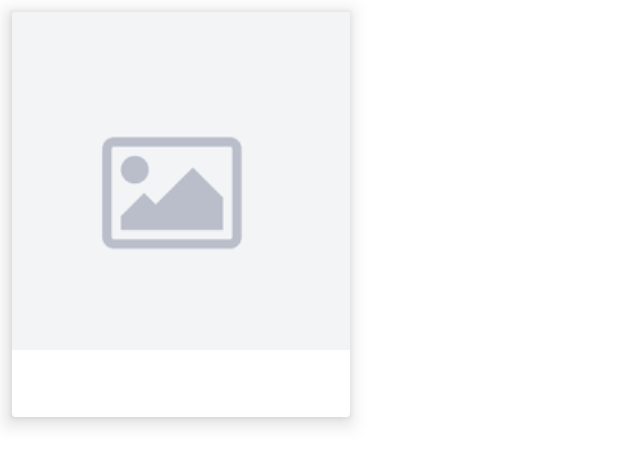
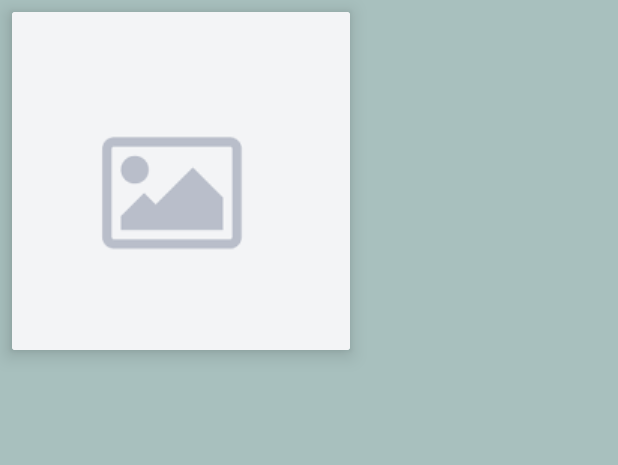
Before and after one commit to mardearc/MovieLife, an Android app: the layout item_pelicula.xml on its own in the app's theme, with its tools: preview values and no code run, on a phone screen of 412 x 824 dp. Shown: the top 465 px of the screen. Run offline under Robolectric (Android 15) with nearby library versions, the phone set to English and light mode, and no system bars.

Commit message:
[ADD] Design styles

```diff
--- a/app/src/main/java/com/example/movielife/ui/watchlist/WatchlistFragment.kt
+++ b/app/src/main/java/com/example/movielife/ui/watchlist/WatchlistFragment.kt
@@ -51,7 +51,7 @@ class WatchlistFragment : Fragment() {
     private fun initUI() {
         adapter = PeliculaAdapter { navigateToDetail(it) }
         binding.recyclerView.setHasFixedSize(true)
-        binding.recyclerView.layoutManager = GridLayoutManager(requireContext(), 2)
+        binding.recyclerView.layoutManager = GridLayoutManager(requireContext(), 4)
         binding.recyclerView.adapter = adapter
         searchWatchlist()
     }
--- a/app/src/main/res/drawable/side_nav_bar.xml
+++ b/app/src/main/res/drawable/side_nav_bar.xml
@@ -3,7 +3,7 @@
     <gradient
         android:angle="135"
         android:centerColor="#009688"
-        android:endColor="#00695C"
-        android:startColor="#4DB6AC"
+        android:endColor="@color/green_principal"
+        android:startColor="#03BFBF"
         android:type="linear" />
 </shape>
--- a/app/src/main/res/layout/activity_login.xml
+++ b/app/src/main/res/layout/activity_login.xml
@@ -45,7 +45,7 @@
 
     <Button
         android:id="@+id/btnGoogleSignIn"
-        android:layout_width="wrap_content"
+        android:layout_width="match_parent"
         android:layout_height="wrap_content"
         android:text="Iniciar con Google"
         android:drawableStart="@android:drawable/ic_menu_share"
--- a/app/src/main/res/layout/item_pelicula.xml
+++ b/app/src/main/res/layout/item_pelicula.xml
@@ -3,24 +3,20 @@
     xmlns:app="http://schemas.android.com/apk/res-auto"
     xmlns:tools="http://schemas.android.com/tools"
     android:layout_width="wrap_content"
-    android:layout_height="270dp"
+    android:layout_height="wrap_content"
     app:cardElevation="8dp"
     android:layout_marginHorizontal="8dp"
     android:layout_marginVertical="8dp"
     tools:cardBackgroundColor="#00BCD4">
 
-    <FrameLayout
-        android:layout_width="match_parent"
-        android:layout_height="wrap_content">
-
         <ImageView
             android:id="@+id/ivPelicula"
             android:src="@drawable/image_not_found"
-            android:layout_width="match_parent"
-            android:layout_height="match_parent"
-            android:scaleType="centerInside"/>
+            android:layout_width="wrap_content"
+            android:layout_height="wrap_content"
+            android:scaleType="centerInside"
+            android:adjustViewBounds="true"/>
 
 
-    </FrameLayout>
 
 </androidx.cardview.widget.CardView>
--- a/app/src/main/res/layout/nav_header_main.xml
+++ b/app/src/main/res/layout/nav_header_main.xml
@@ -17,7 +17,8 @@
         android:layout_width="80dp"
         android:layout_height="80dp"
         android:layout_marginEnd="10dp"
-        app:cardCornerRadius="100dp">
+        app:cardCornerRadius="100dp"
+        android:layout_marginStart="30dp">
 
         <ImageView
             android:id="@+id/imageViewMenuLateral"
@@ -36,6 +37,7 @@
         android:text="@string/nav_header_title"
         android:textAppearance="@style/TextAppearance.AppCompat.Body1"
         android:textSize="18sp"
-        android:textStyle="bold" />
+        android:textStyle="bold"
+        android:layout_marginStart="30dp"/>
 
 </LinearLayout>
--- a/app/src/main/res/values-night/themes.xml
+++ b/app/src/main/res/values-night/themes.xml
@@ -2,15 +2,14 @@
     <!-- Base application theme. -->
     <style name="Theme.MovieLife" parent="Theme.MaterialComponents.DayNight.DarkActionBar">
         <!-- Primary brand color. -->
-        <item name="colorPrimary">@color/purple_200</item>
-        <item name="colorPrimaryVariant">@color/purple_700</item>
-        <item name="colorOnPrimary">@color/black</item>
+        <item name="colorPrimary">@color/green_principal</item>
+        <item name="colorPrimaryVariant">@color/green_principal</item>
+        <item name="android:windowBackground">@color/green_secondary</item>
+
         <!-- Secondary brand color. -->
         <item name="colorSecondary">@color/teal_200</item>
-        <item name="colorSecondaryVariant">@color/teal_200</item>
+        <item name="colorSecondaryVariant">@color/teal_700</item>
         <item name="colorOnSecondary">@color/black</item>
-        <!-- Status bar color. -->
-        <item name="android:statusBarColor">?attr/colorPrimaryVariant</item>
         <!-- Customize your theme here. -->
     </style>
 </resources>
--- a/app/src/main/res/values/colors.xml
+++ b/app/src/main/res/values/colors.xml
@@ -8,6 +8,9 @@
     <color name="black">#FF000000</color>
     <color name="white">#FFFFFFFF</color>
 
+    <color name="green_principal">#027373</color>
+    <color name="green_secondary">#a8c0be</color>
+
     <color name="peliculaItemName">#72141316</color>
     <color name="estrella">#FFEB3B</color>
     <color name="estrellaVacia">#31312A</color>
--- a/app/src/main/res/values/themes.xml
+++ b/app/src/main/res/values/themes.xml
@@ -2,15 +2,16 @@
     <!-- Base application theme. -->
     <style name="Theme.MovieLife" parent="Theme.MaterialComponents.DayNight.DarkActionBar">
         <!-- Primary brand color. -->
-        <item name="colorPrimary">@color/purple_500</item>
-        <item name="colorPrimaryVariant">@color/purple_700</item>
-        <item name="colorOnPrimary">@color/white</item>
+        <item name="colorPrimary">@color/green_principal</item>
+        <item name="colorPrimaryVariant">@color/green_principal</item>
+        <item name="android:windowBackground">@color/green_secondary</item>
+
         <!-- Secondary brand color. -->
         <item name="colorSecondary">@color/teal_200</item>
         <item name="colorSecondaryVariant">@color/teal_700</item>
         <item name="colorOnSecondary">@color/black</item>
         <!-- Status bar color. -->
-        <item name="android:statusBarColor">?attr/colorPrimaryVariant</item>
+
         <!-- Customize your theme here. -->
     </style>
 
```
